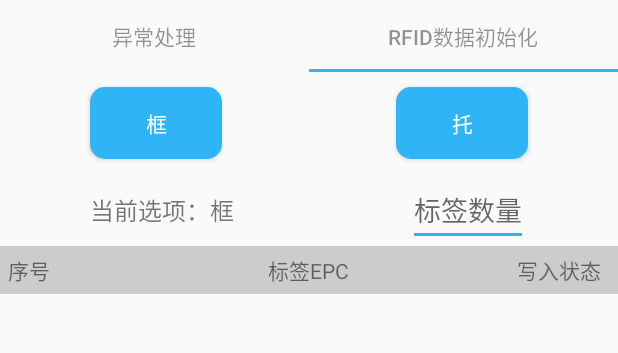
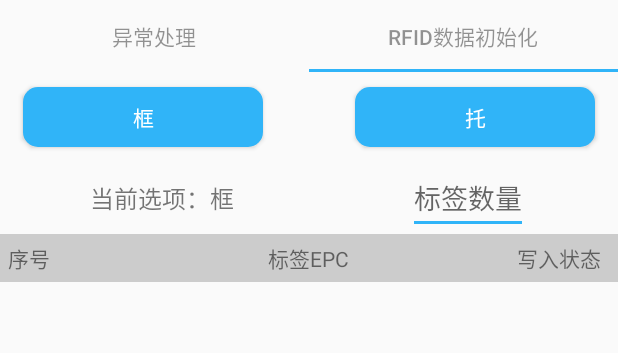
Before and after one commit to yhmatg/H600Demo, an Android app: the screen it shows after launch (MainActivity), tab 2 chosen, on a phone screen of 412 x 824 dp, the part 75-428 px from its top. Run offline under Robolectric (Android 15) with nearby library versions, the phone set to English and light mode, and no system bars; our stand-ins replace ButterKnife, RxJava; libraries missing offline, so code that uses them is left out: android.serialport, com.xuexiang.xlog; pictures from the network do not load; 6 statements that could not run were skipped.

Commit message:
modiy some features

```diff
--- a/app/src/main/java/com/android/uhfdemo/njdemo/http/RetrofitClient.java
+++ b/app/src/main/java/com/android/uhfdemo/njdemo/http/RetrofitClient.java
@@ -51,7 +51,7 @@ public class RetrofitClient {
         return SingletonHolder.INSTANCE;
     }
     private RetrofitClient() {
-        url = "http://ip:port";
+        url = "http://101.37.15.178:8033";
         retrofit = createRetrofit(provideClient(), url);
 
     }
--- a/app/src/main/java/com/android/uhfdemo/njdemo/ui/EpcItemAdapter.java
+++ b/app/src/main/java/com/android/uhfdemo/njdemo/ui/EpcItemAdapter.java
@@ -14,12 +14,13 @@ import android.widget.TextView;
 
 import com.android.uhfdemo.R;
 
+import java.util.ArrayList;
 import java.util.List;
 
 public class EpcItemAdapter extends RecyclerView.Adapter<EpcItemAdapter.MyHoder> {
     private List<EpcBean> epcBeans;
     private  Context mContext;
-    private List<EpcBean>  selectedepcBeans;
+    private List<EpcBean>  selectedepcBeans = new ArrayList<>();
     private OnItemClickListener mOnItemClickListener;
 
     public EpcItemAdapter(List<EpcBean> epcBeans, Context mContext) {
--- a/app/src/main/java/com/android/uhfdemo/njdemo/ui/EpcItemDetailActivity.java
+++ b/app/src/main/java/com/android/uhfdemo/njdemo/ui/EpcItemDetailActivity.java
@@ -59,7 +59,7 @@ public class EpcItemDetailActivity extends AppCompatActivity {
                 .subscribe(new ResourceObserver<TagDetailBean>() {
                     @Override
                     public void onNext(TagDetailBean tagDetailBean) {
-                        if("00000000".equals(tagDetailBean.getRtnCode())){
+                        if("0000000".equals(tagDetailBean.getRtnCode())){
                             mReqName.setText(tagDetailBean.getRecipients());
                             mTypeName.setText(tagDetailBean.getPtype());
                             mFruitName.setText(tagDetailBean.getPmode());
--- a/app/src/main/java/com/android/uhfdemo/njdemo/ui/HandleDataFragment.java
+++ b/app/src/main/java/com/android/uhfdemo/njdemo/ui/HandleDataFragment.java
@@ -299,7 +299,7 @@ public class HandleDataFragment extends BaseFragment implements EpcItemAdapter.O
             iIndex++;
             EpcBean epcBean = new EpcBean(tmp[1], iIndex, 1, rssi, false);
             hmap.put(tmp[1],epcBean);
-            if (tagList.contains(epcBean)){
+            if (!tagList.contains(epcBean)){
                 tagList.add(epcBean);
             }
         }
--- a/app/src/main/java/com/android/uhfdemo/njdemo/ui/InitDataFragment.java
+++ b/app/src/main/java/com/android/uhfdemo/njdemo/ui/InitDataFragment.java
@@ -82,7 +82,7 @@ public class InitDataFragment extends BaseFragment {
                 if(tStr.isEmpty()){
                     tStr = "10";
                 }
-                labelWrite(new WriteTagInfoParam("k",tStr));
+                labelWrite(new WriteTagInfoParam("t",tStr));
                 break;
         }
     }
@@ -95,7 +95,7 @@ public class InitDataFragment extends BaseFragment {
 
                     @Override
                     public void onNext(WriteTagInfoBean writeTagInfoBean) {
-                        if("00000000".equals(writeTagInfoBean.getErrorMsg())){
+                        if("0000000".equals(writeTagInfoBean.getRtnCode())){
                             tagList.clear();
                             for (int i = 0; i < writeTagInfoBean.getTagnumber().size(); i++) {
                                 WriteEpcBean writeEpcBean = new WriteEpcBean(writeTagInfoBean.getTagnumber().get(i), i, false);
@@ -104,7 +104,6 @@ public class InitDataFragment extends BaseFragment {
                         }
                         adapter.notifyDataSetChanged();
                     }
-
                     @Override
                     public void onError(Throwable e) {
 
--- a/app/src/main/java/com/android/uhfdemo/njdemo/ui/WriteEpcItemAdapter.java
+++ b/app/src/main/java/com/android/uhfdemo/njdemo/ui/WriteEpcItemAdapter.java
@@ -11,12 +11,13 @@ import android.widget.TextView;
 
 import com.android.uhfdemo.R;
 
+import java.util.ArrayList;
 import java.util.List;
 
 public class WriteEpcItemAdapter extends RecyclerView.Adapter<WriteEpcItemAdapter.MyHoder> {
     private List<WriteEpcBean> epcBeans;
     private  Context mContext;
-    private List<WriteEpcBean>  selectedepcBeans;
+    private List<WriteEpcBean>  selectedepcBeans = new ArrayList<>();
 
     public WriteEpcItemAdapter(List<WriteEpcBean> epcBeans, Context mContext) {
         this.epcBeans = epcBeans;
--- a/app/src/main/res/layout/epc_item_layout.xml
+++ b/app/src/main/res/layout/epc_item_layout.xml
@@ -1,7 +1,7 @@
 <?xml version="1.0" encoding="utf-8"?>
 <LinearLayout xmlns:android="http://schemas.android.com/apk/res/android"
-    android:layout_width="fill_parent"
-    android:layout_height="fill_parent"
+    android:layout_width="match_parent"
+    android:layout_height="wrap_content"
     android:id="@+id/epc_layout"
     android:orientation="horizontal">
 
--- a/app/src/main/res/layout/fragment_initdata_layout.xml
+++ b/app/src/main/res/layout/fragment_initdata_layout.xml
@@ -5,9 +5,9 @@
 
     <Button
         android:id="@+id/bt_k"
-        android:layout_width="wrap_content"
-        android:layout_height="wrap_content"
-        android:layout_marginStart="60dp"
+        android:layout_width="160dp"
+        android:layout_height="40dp"
+        android:layout_marginStart="15dp"
         android:layout_marginTop="10dp"
         android:background="@drawable/button_background"
         android:text="@string/k_str"
@@ -15,11 +15,11 @@
 
     <Button
         android:id="@+id/bt_t"
-        android:layout_width="wrap_content"
-        android:layout_height="wrap_content"
+        android:layout_width="160dp"
+        android:layout_height="40dp"
         android:layout_alignParentEnd="true"
         android:layout_marginTop="10dp"
-        android:layout_marginEnd="60dp"
+        android:layout_marginEnd="15dp"
         android:background="@drawable/button_background"
         android:text="@string/t_str"
         android:textColor="@color/white" />
@@ -76,9 +76,7 @@
             android:layout_weight="1"
             android:gravity="center"
             android:text="写入状态" />
-
     </LinearLayout>
-
 
     <android.support.v7.widget.RecyclerView
         android:id="@+id/rv_write_epcs"
--- a/app/src/main/res/layout/write_epc_item_layout.xml
+++ b/app/src/main/res/layout/write_epc_item_layout.xml
@@ -1,7 +1,7 @@
 <?xml version="1.0" encoding="utf-8"?>
 <LinearLayout xmlns:android="http://schemas.android.com/apk/res/android"
-    android:layout_width="fill_parent"
-    android:layout_height="fill_parent"
+    android:layout_width="match_parent"
+    android:layout_height="wrap_content"
     android:orientation="horizontal">
 
 
```
